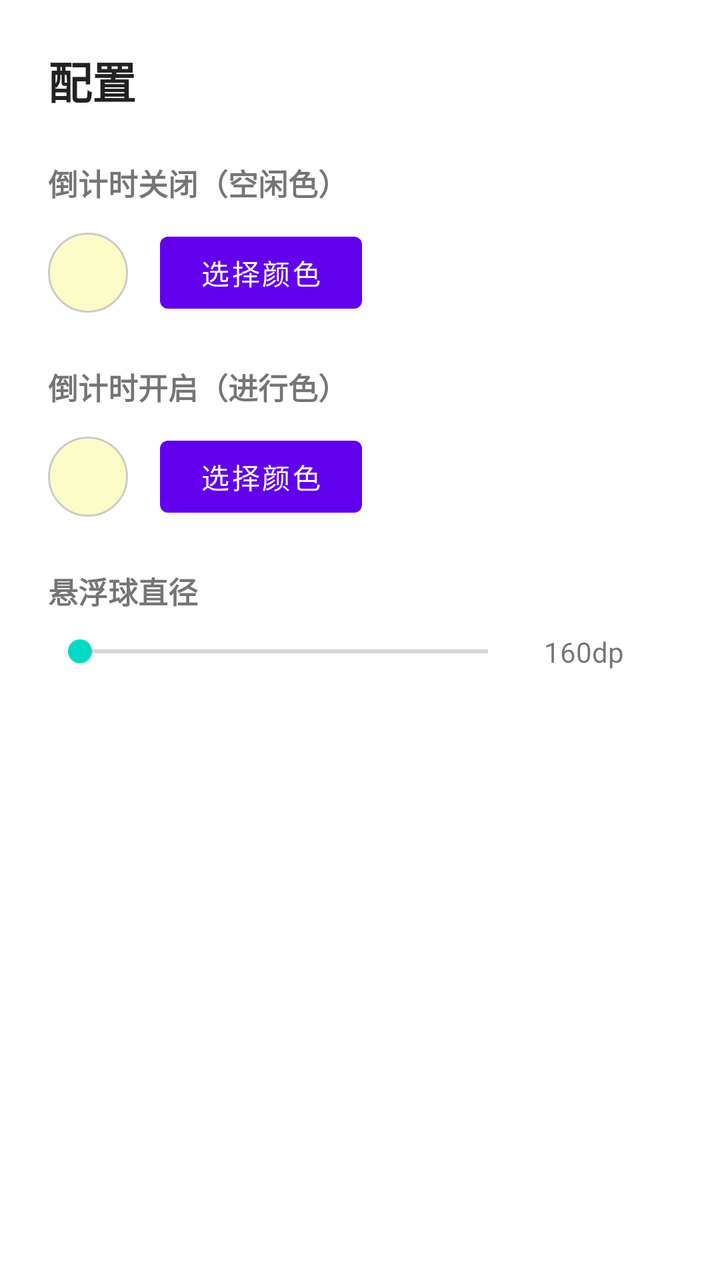
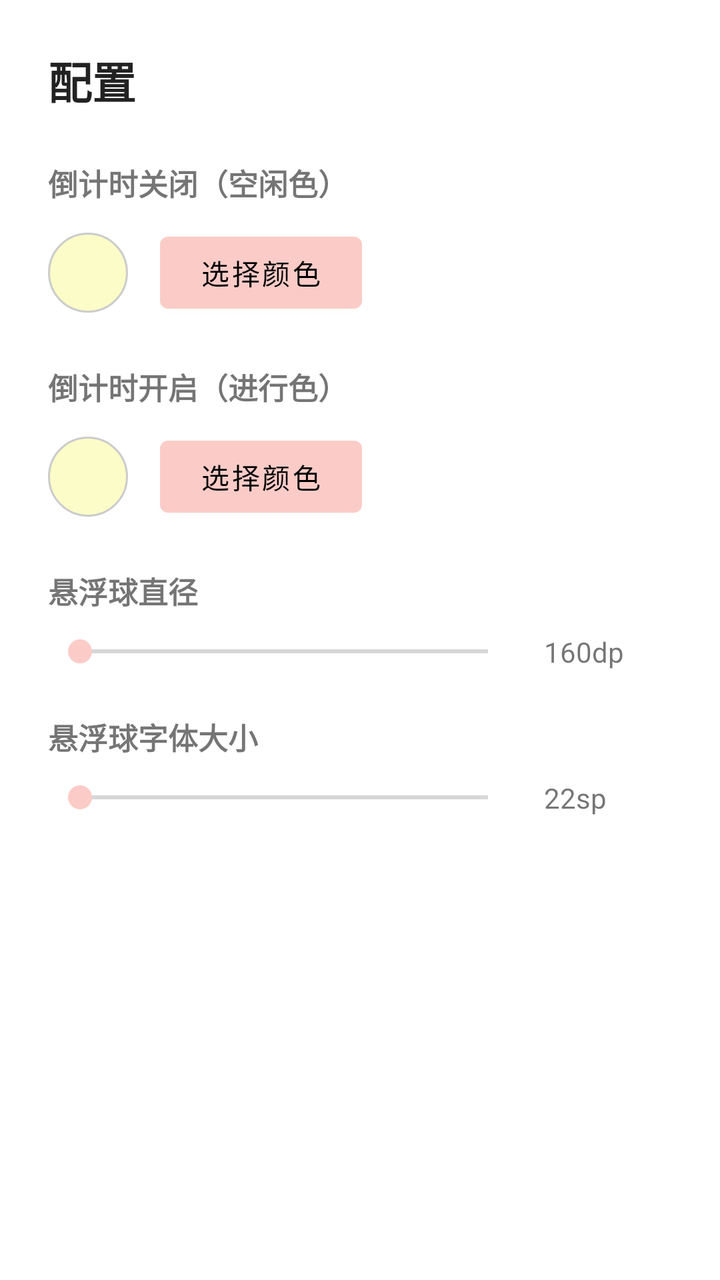

The first picture is an Android layout as it rendered before a commit; the second is the same layout after the commit. The layout source and the unified diff follow.
<!-- AndroidManifest.xml: application theme Theme.FloatTime -->
<!-- res/layout/page_config.xml -->
<?xml version="1.0" encoding="utf-8"?>
<ScrollView xmlns:android="http://schemas.android.com/apk/res/android"
    android:layout_width="match_parent"
    android:layout_height="match_parent">

    <LinearLayout
        android:layout_width="match_parent"
        android:layout_height="wrap_content"
        android:orientation="vertical"
        android:padding="24dp">

        <TextView
            android:layout_width="wrap_content"
            android:layout_height="wrap_content"
            android:text="@string/page_config_title"
            android:textSize="22sp"
            android:textStyle="bold"
            android:textColor="#222222"
            android:layout_marginBottom="24dp" />

        
        <TextView
            android:layout_width="wrap_content"
            android:layout_height="wrap_content"
            android:text="@string/label_idle_color"
            android:textSize="15sp"
            android:textStyle="bold"
            android:layout_marginBottom="10dp" />

        <LinearLayout
            android:layout_width="match_parent"
            android:layout_height="wrap_content"
            android:orientation="horizontal"
            android:gravity="center_vertical"
            android:layout_marginBottom="22dp">

            <View
                android:id="@+id/swatchIdle"
                android:layout_width="40dp"
                android:layout_height="40dp"
                android:background="@drawable/swatch_bg" />

            <Button
                android:id="@+id/btnIdleColor"
                android:layout_width="wrap_content"
                android:layout_height="wrap_content"
                android:text="@string/btn_pick_color"
                android:layout_marginStart="16dp"
                android:minWidth="0dp"
                android:paddingStart="20dp"
                android:paddingEnd="20dp" />
        </LinearLayout>

        
        <TextView
            android:layout_width="wrap_content"
            android:layout_height="wrap_content"
            android:text="@string/label_active_color"
            android:textSize="15sp"
            android:textStyle="bold"
            android:layout_marginBottom="10dp" />

        <LinearLayout
            android:layout_width="match_parent"
            android:layout_height="wrap_content"
            android:orientation="horizontal"
            android:gravity="center_vertical"
            android:layout_marginBottom="22dp">

            <View
                android:id="@+id/swatchActive"
                android:layout_width="40dp"
                android:layout_height="40dp"
                android:background="@drawable/swatch_bg" />

            <Button
                android:id="@+id/btnActiveColor"
                android:layout_width="wrap_content"
                android:layout_height="wrap_content"
                android:text="@string/btn_pick_color"
                android:layout_marginStart="16dp"
                android:minWidth="0dp"
                android:paddingStart="20dp"
                android:paddingEnd="20dp" />
        </LinearLayout>

        
        <TextView
            android:layout_width="wrap_content"
            android:layout_height="wrap_content"
            android:text="@string/label_ball_size"
            android:textSize="15sp"
            android:textStyle="bold"
            android:layout_marginBottom="10dp" />

        <LinearLayout
            android:layout_width="match_parent"
            android:layout_height="wrap_content"
            android:orientation="horizontal"
            android:gravity="center_vertical">

            <SeekBar
                android:id="@+id/seekSize"
                android:layout_width="0dp"
                android:layout_height="wrap_content"
                android:layout_weight="1"
                android:max="240" />

            <TextView
                android:id="@+id/textSize"
                android:layout_width="wrap_content"
                android:layout_height="wrap_content"
                android:text="160dp"
                android:textSize="14sp"
                android:layout_marginStart="12dp"
                android:minWidth="64dp" />
        </LinearLayout>

    </LinearLayout>

</ScrollView>
<!-- resources referenced by this layout -->
<resources>
  <!-- drawable swatch_bg (drawable) -->
  <?xml version="1.0" encoding="utf-8"?>
  <shape xmlns:android="http://schemas.android.com/apk/res/android"
      android:shape="oval">
      <solid android:color="#FFFBFCC7" />
      <stroke android:width="1dp" android:color="#FFCCCCCC" />
  </shape>
  <string name="btn_pick_color">选择颜色</string>
  <string name="label_active_color">倒计时开启（进行色）</string>
  <string name="label_ball_size">悬浮球直径</string>
  <string name="label_idle_color">倒计时关闭（空闲色）</string>
  <string name="page_config_title">配置</string>
  <style name="Theme.FloatTime" parent="Theme.MaterialComponents.DayNight.NoActionBar">
          <item name="colorPrimary">@color/purple_500</item>
          <item name="colorPrimaryVariant">@color/purple_700</item>
          <item name="colorOnPrimary">@color/white</item>
          <item name="colorSecondary">@color/teal_200</item>
          <item name="colorOnSecondary">@color/black</item>
          <item name="android:statusBarColor" tools:targetApi="l">?attr/colorPrimaryVariant</item>
      </style>
  <color name="purple_500">#FF6200EE</color>
  <color name="purple_700">#FF3700B3</color>
  <color name="white">#FFFFFFFF</color>
  <color name="teal_200">#FF03DAC5</color>
  <color name="black">#FF000000</color>
</resources>

<!-- the commit's change to res/layout/page_config.xml (unified diff, before → after) -->
@@ -116,6 +116,39 @@
                 android:minWidth="64dp" />
         </LinearLayout>
 
+        
+        <TextView
+            android:layout_width="wrap_content"
+            android:layout_height="wrap_content"
+            android:text="@string/label_text_size"
+            android:textSize="15sp"
+            android:textStyle="bold"
+            android:layout_marginTop="22dp"
+            android:layout_marginBottom="10dp" />
+
+        <LinearLayout
+            android:layout_width="match_parent"
+            android:layout_height="wrap_content"
+            android:orientation="horizontal"
+            android:gravity="center_vertical">
+
+            <SeekBar
+                android:id="@+id/seekTextSize"
+                android:layout_width="0dp"
+                android:layout_height="wrap_content"
+                android:layout_weight="1"
+                android:max="40" />
+
+            <TextView
+                android:id="@+id/textTextSize"
+                android:layout_width="wrap_content"
+                android:layout_height="wrap_content"
+                android:text="22sp"
+                android:textSize="14sp"
+                android:layout_marginStart="12dp"
+                android:minWidth="64dp" />
+        </LinearLayout>
+
     </LinearLayout>
 
 </ScrollView>
<!-- resource entries referenced after the edit -->
@@ -11,19 +11,19 @@
   <string name="label_active_color">倒计时开启（进行色）</string>
   <string name="label_ball_size">悬浮球直径</string>
   <string name="label_idle_color">倒计时关闭（空闲色）</string>
+  <string name="label_text_size">悬浮球字体大小</string>
   <string name="page_config_title">配置</string>
   <style name="Theme.FloatTime" parent="Theme.MaterialComponents.DayNight.NoActionBar">
-          <item name="colorPrimary">@color/purple_500</item>
-          <item name="colorPrimaryVariant">@color/purple_700</item>
-          <item name="colorOnPrimary">@color/white</item>
-          <item name="colorSecondary">@color/teal_200</item>
+          <item name="colorPrimary">@color/peach_500</item>
+          <item name="colorPrimaryVariant">@color/peach_700</item>
+          <item name="colorOnPrimary">@color/black</item>
+          <item name="colorSecondary">@color/peach_500</item>
           <item name="colorOnSecondary">@color/black</item>
-          <item name="android:statusBarColor" tools:targetApi="l">?attr/colorPrimaryVariant</item>
+          <item name="android:statusBarColor">@color/peach_500</item>
+          <item name="android:windowDrawsSystemBarBackgrounds">true</item>
       </style>
-  <color name="purple_500">#FF6200EE</color>
-  <color name="purple_700">#FF3700B3</color>
-  <color name="white">#FFFFFFFF</color>
-  <color name="teal_200">#FF03DAC5</color>
+  <color name="peach_500">#FFFBCCC7</color>
+  <color name="peach_700">#FFD4A39E</color>
   <color name="black">#FF000000</color>
 </resources>
 
